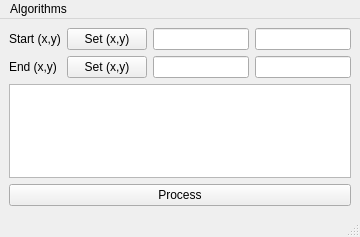
The window that uninformed-search-algorithms/mainwindow.ui (EdPeReg/Uninformed-Informed-Search-Algorithms) describes before a commit, drawn with Qt 5.
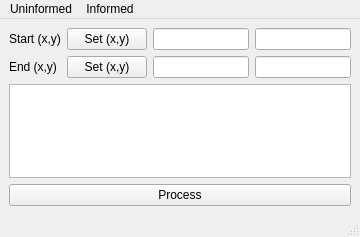
The same window after the commit.

Commit message: Informed option added

Diff of the .ui file:
```diff
--- a/uninformed-search-algorithms/mainwindow.ui
+++ b/uninformed-search-algorithms/mainwindow.ui
@@ -98,13 +98,20 @@
    </property>
    <widget class="QMenu" name="menuFiles">
     <property name="title">
-     <string>Algorithms</string>
+     <string>Uninformed</string>
     </property>
     <addaction name="actionBreadth_first_search"/>
     <addaction name="actionDepth_first_searc"/>
     <addaction name="actionIterative_deepening_search"/>
    </widget>
+   <widget class="QMenu" name="menuInformed">
+    <property name="title">
+     <string>Informed</string>
+    </property>
+    <addaction name="actionBest_first_search"/>
+   </widget>
    <addaction name="menuFiles"/>
+   <addaction name="menuInformed"/>
   </widget>
   <widget class="QStatusBar" name="statusbar"/>
   <action name="actionBreadth_first_search">
```
Left out of the diff: 5 changed lines with no effect on the pictures. The commit also changes 2 other files.
